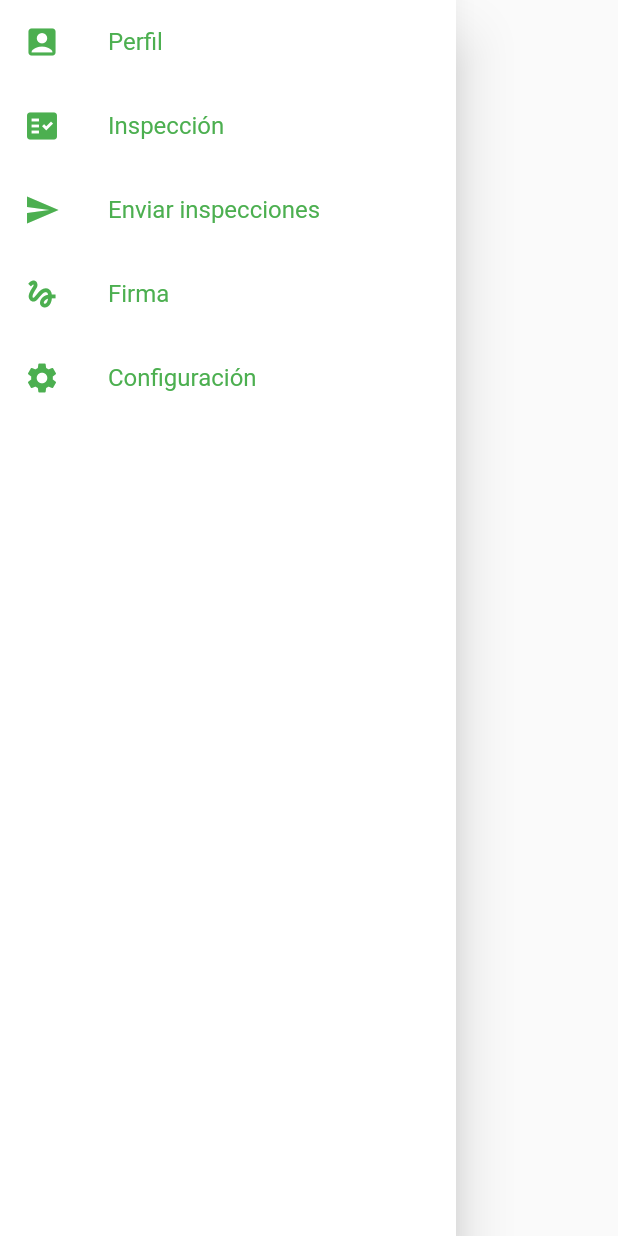
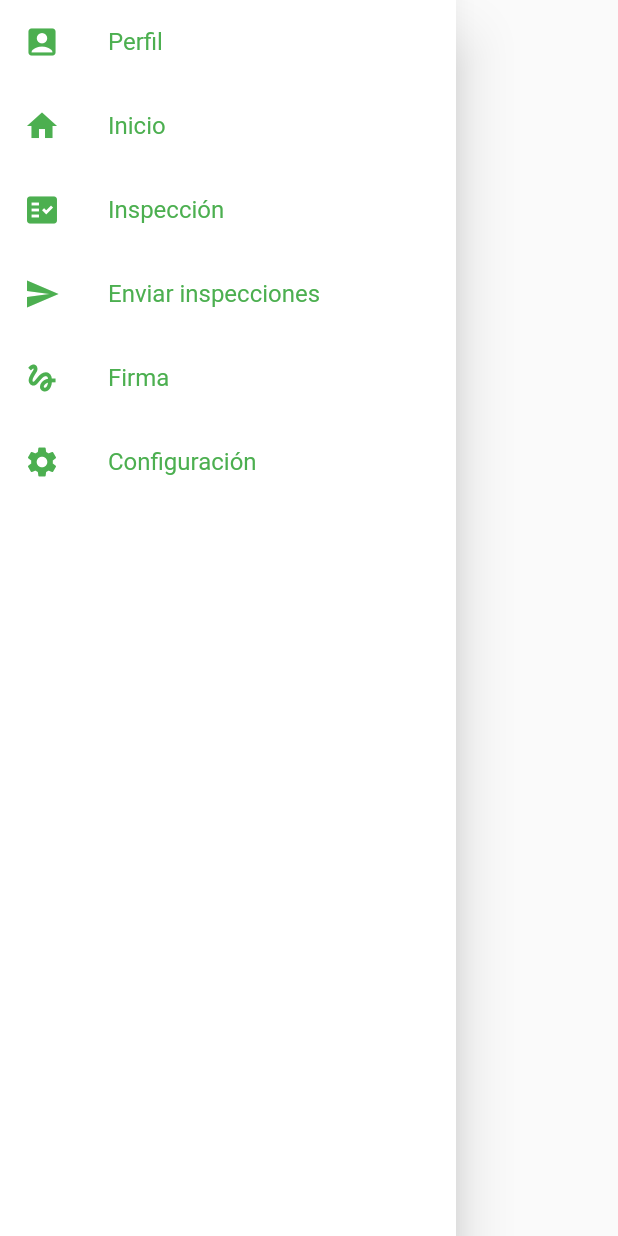
Before and after one commit to eadelson9602/app_qinspecting, a Flutter app: the CustomDrawer widget shown alone on an empty page, opened directly, on a phone screen of 412 x 824 dp. Run offline on Flutter 3.47's test engine with Material 2 defaults, Android fonts, the phone set to English and light mode, and no system bars; our stand-ins replace date_time_picker, dio, image_picker, signature, sqflite; accounts and stored records are empty; project files that could hold a hidden picture were left out.

Commit message:
Se hace agrega el home al inicio

```diff
--- a/lib/widgets/custom_drawer.dart
+++ b/lib/widgets/custom_drawer.dart
@@ -25,6 +25,13 @@ class CustomDrawer extends StatelessWidget {
               onTap: () => Navigator.popAndPushNamed(context, 'profile'),
             ),
             ListTile(
+                leading: const Icon(Icons.home, color: Colors.green),
+                title: const Text(
+                  'Inicio',
+                  style: TextStyle(color: Colors.green),
+                ),
+                onTap: () => Navigator.popAndPushNamed(context, 'home')),
+            ListTile(
                 leading: const Icon(Icons.fact_check, color: Colors.green),
                 title: const Text(
                   'Inspección',
@@ -41,11 +48,11 @@ class CustomDrawer extends StatelessWidget {
                 leading: Icon(Icons.gesture, color: Colors.green),
                 title: Text('Firma', style: TextStyle(color: Colors.green)),
                 onTap: () => Navigator.popAndPushNamed(context, 'signature')),
-            const ListTile(
-              leading: Icon(Icons.settings, color: Colors.green),
-              title:
-                  Text('Configuración', style: TextStyle(color: Colors.green)),
-            ),
+            ListTile(
+                leading: Icon(Icons.settings, color: Colors.green),
+                title: Text('Configuración',
+                    style: TextStyle(color: Colors.green)),
+                onTap: () => Navigator.popAndPushNamed(context, 'settings')),
           ],
         )));
   }
```
